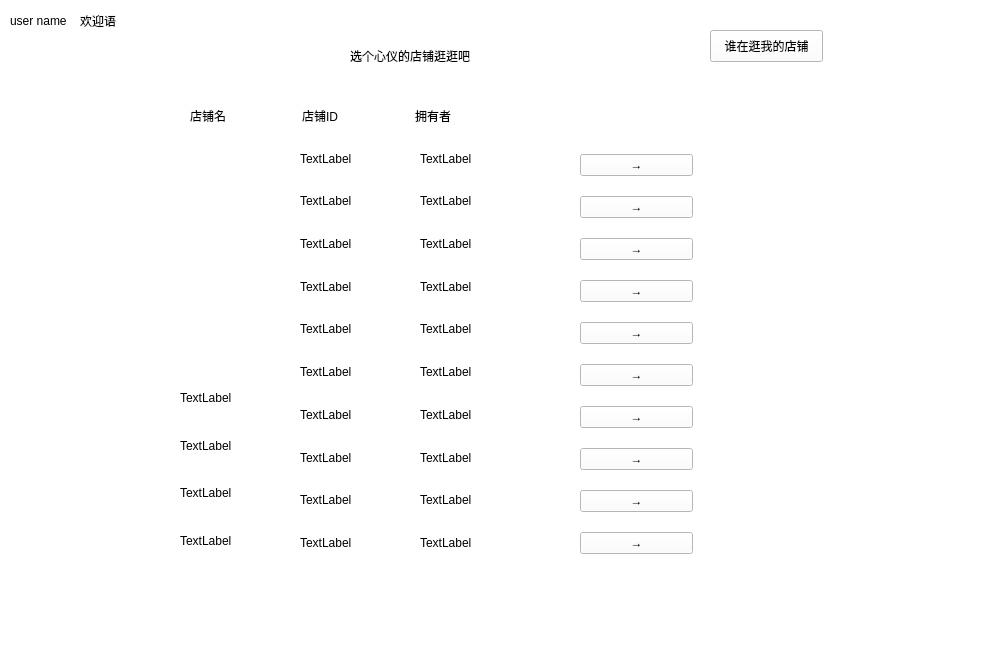
Qt form ui_shoplist.ui (radical13/shop_pyqt) before a commit.
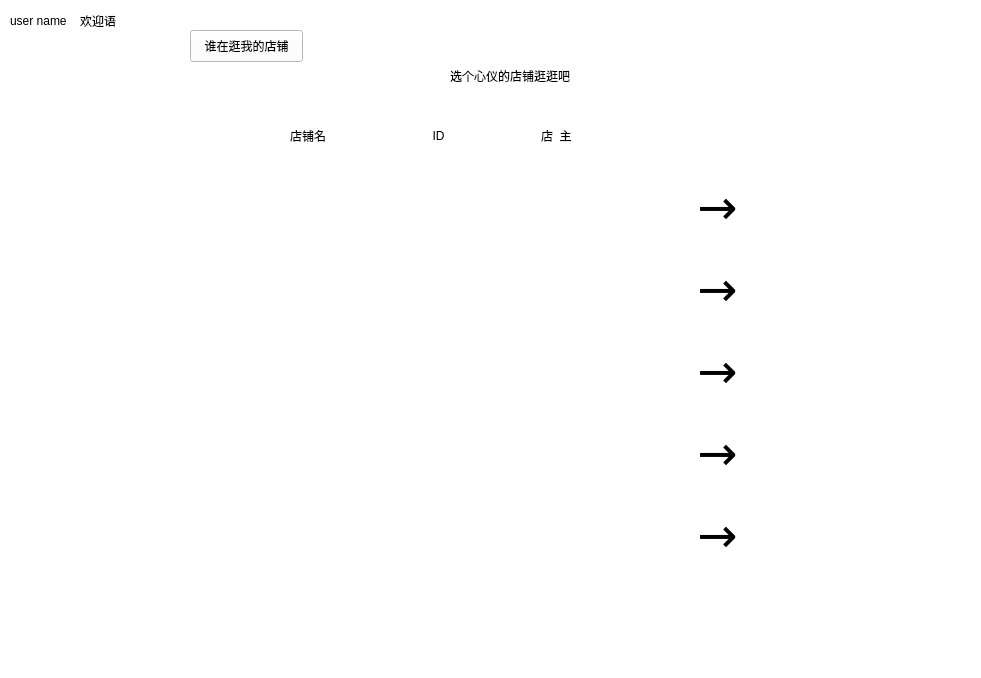
The same form after that commit.

What changed in the file:
```diff
--- a/ui_shoplist.ui
+++ b/ui_shoplist.ui
@@ -7,7 +7,7 @@
     <x>0</x>
     <y>0</y>
     <width>981</width>
-    <height>646</height>
+    <height>678</height>
    </rect>
   </property>
   <property name="windowTitle">
@@ -20,8 +20,8 @@
   <widget class="QLabel" name="label">
    <property name="geometry">
     <rect>
-     <x>350</x>
-     <y>20</y>
+     <x>450</x>
+     <y>40</y>
      <width>131</width>
      <height>71</height>
     </rect>
@@ -59,7 +59,7 @@
   <widget class="QPushButton" name="pushButton_9">
    <property name="geometry">
     <rect>
-     <x>710</x>
+     <x>190</x>
      <y>30</y>
      <width>113</width>
      <height>32</height>
@@ -72,18 +72,27 @@
   <widget class="QWidget" name="layoutWidget">
    <property name="geometry">
     <rect>
-     <x>180</x>
-     <y>140</y>
-     <width>77</width>
+     <x>280</x>
+     <y>160</y>
+     <width>101</width>
      <height>421</height>
     </rect>
    </property>
    <layout class="QVBoxLayout" name="verticalLayout_2">
     <item>
      <widget class="QLabel" name="shop_name_1">
+      <property name="styleSheet">
+       <string notr="true">font: 14pt &quot;Heiti SC&quot;;
+
+
+</string>
+      </property>
       <property name="text">
        <string/>
       </property>
+      <property name="alignment">
+       <set>Qt::AlignCenter</set>
+      </property>
      </widget>
     </item>
     <item>
@@ -91,6 +100,9 @@
       <property name="text">
        <string/>
       </property>
+      <property name="alignment">
+       <set>Qt::AlignCenter</set>
+      </property>
      </widget>
     </item>
     <item>
@@ -98,6 +110,9 @@
       <property name="text">
        <string/>
       </property>
+      <property name="alignment">
+       <set>Qt::AlignCenter</set>
+      </property>
      </widget>
     </item>
     <item>
@@ -105,40 +120,22 @@
       <property name="text">
        <string/>
       </property>
+      <property name="alignment">
+       <set>Qt::AlignCenter</set>
+      </property>
      </widget>
     </item>
     <item>
      <widget class="QLabel" name="shop_name_4">
+      <property name="styleSheet">
+       <string notr="true">font: 14pt &quot;Heiti SC&quot;;
+</string>
+      </property>
       <property name="text">
        <string/>
       </property>
-     </widget>
-    </item>
-    <item>
-     <widget class="QLabel" name="shop_name_6">
-      <property name="text">
-       <string>TextLabel</string>
-      </property>
-     </widget>
-    </item>
-    <item>
-     <widget class="QLabel" name="shop_name_7">
-      <property name="text">
-       <string>TextLabel</string>
-      </property>
-     </widget>
-    </item>
-    <item>
-     <widget class="QLabel" name="shop_name_8">
-      <property name="text">
-       <string>TextLabel</string>
-      </property>
-     </widget>
-    </item>
-    <item>
-     <widget class="QLabel" name="shop_name_9">
-      <property name="text">
-       <string>TextLabel</string>
+      <property name="alignment">
+       <set>Qt::AlignCenter</set>
       </property>
      </widget>
     </item>
@@ -147,80 +144,63 @@
   <widget class="QWidget" name="layoutWidget">
    <property name="geometry">
     <rect>
-     <x>300</x>
-     <y>140</y>
-     <width>62</width>
+     <x>410</x>
+     <y>160</y>
+     <width>91</width>
      <height>421</height>
     </rect>
    </property>
    <layout class="QVBoxLayout" name="verticalLayout_3">
     <item>
      <widget class="QLabel" name="shop_id_1">
+      <property name="styleSheet">
+       <string notr="true">font: 14pt &quot;Heiti SC&quot;;</string>
+      </property>
       <property name="text">
-       <string>TextLabel</string>
+       <string/>
+      </property>
+      <property name="alignment">
+       <set>Qt::AlignCenter</set>
       </property>
      </widget>
     </item>
     <item>
      <widget class="QLabel" name="shop_id_2">
       <property name="text">
-       <string>TextLabel</string>
+       <string/>
+      </property>
+      <property name="alignment">
+       <set>Qt::AlignCenter</set>
       </property>
      </widget>
     </item>
     <item>
      <widget class="QLabel" name="shop_id_3">
       <property name="text">
-       <string>TextLabel</string>
+       <string/>
+      </property>
+      <property name="alignment">
+       <set>Qt::AlignCenter</set>
       </property>
      </widget>
     </item>
     <item>
      <widget class="QLabel" name="shop_id_4">
       <property name="text">
-       <string>TextLabel</string>
+       <string/>
+      </property>
+      <property name="alignment">
+       <set>Qt::AlignCenter</set>
       </property>
      </widget>
     </item>
     <item>
      <widget class="QLabel" name="shop_id_5">
       <property name="text">
-       <string>TextLabel</string>
+       <string/>
       </property>
-     </widget>
-    </item>
-    <item>
-     <widget class="QLabel" name="shop_id_6">
-      <property name="text">
-       <string>TextLabel</string>
-      </property>
-     </widget>
-    </item>
-    <item>
-     <widget class="QLabel" name="shop_id_7">
-      <property name="text">
-       <string>TextLabel</string>
-      </property>
-     </widget>
-    </item>
-    <item>
-     <widget class="QLabel" name="shop_id_8">
-      <property name="text">
-       <string>TextLabel</string>
-      </property>
-     </widget>
-    </item>
-    <item>
-     <widget class="QLabel" name="shop_id_9">
-      <property name="text">
-       <string>TextLabel</string>
-      </property>
-     </widget>
-    </item>
-    <item>
-     <widget class="QLabel" name="shop_id_10">
-      <property name="text">
-       <string>TextLabel</string>
+      <property name="alignment">
+       <set>Qt::AlignCenter</set>
       </property>
      </widget>
     </item>
@@ -229,80 +209,63 @@
   <widget class="QWidget" name="layoutWidget">
    <property name="geometry">
     <rect>
-     <x>420</x>
-     <y>140</y>
-     <width>62</width>
+     <x>520</x>
+     <y>160</y>
+     <width>101</width>
      <height>421</height>
     </rect>
    </property>
    <layout class="QVBoxLayout" name="verticalLayout_4">
+    <item>
+     <widget class="QLabel" name="shop_owner_1">
+      <property name="text">
+       <string/>
+      </property>
+      <property name="alignment">
+       <set>Qt::AlignCenter</set>
+      </property>
+     </widget>
+    </item>
     <item>
      <widget class="QLabel" name="shop_owner_2">
       <property name="text">
-       <string>TextLabel</string>
+       <string/>
       </property>
-     </widget>
-    </item>
-    <item>
-     <widget class="QLabel" name="shop_owner_6">
-      <property name="text">
-       <string>TextLabel</string>
+      <property name="alignment">
+       <set>Qt::AlignCenter</set>
       </property>
      </widget>
     </item>
     <item>
      <widget class="QLabel" name="shop_owner_3">
       <property name="text">
-       <string>TextLabel</string>
+       <string/>
+      </property>
+      <property name="alignment">
+       <set>Qt::AlignCenter</set>
       </property>
      </widget>
     </item>
     <item>
      <widget class="QLabel" name="shop_owner_4">
       <property name="text">
-       <string>TextLabel</string>
+       <string/>
+      </property>
+      <property name="alignment">
+       <set>Qt::AlignCenter</set>
       </property>
      </widget>
     </item>
     <item>
      <widget class="QLabel" name="shop_owner_5">
-      <property name="text">
-       <string>TextLabel</string>
+      <property name="styleSheet">
+       <string notr="true">font: 14pt &quot;Heiti SC&quot;;</string>
       </property>
-     </widget>
-    </item>
-    <item>
-     <widget class="QLabel" name="shop_owner_7">
       <property name="text">
-       <string>TextLabel</string>
+       <string/>
       </property>
-     </widget>
-    </item>
-    <item>
-     <widget class="QLabel" name="shop_owner_8">
-      <property name="text">
-       <string>TextLabel</string>
-      </property>
-     </widget>
-    </item>
-    <item>
-     <widget class="QLabel" name="shop_owner_9">
-      <property name="text">
-       <string>TextLabel</string>
-      </property>
-     </widget>
-    </item>
-    <item>
-     <widget class="QLabel" name="shop_owner_10">
-      <property name="text">
-       <string>TextLabel</string>
-      </property>
-     </widget>
-    </item>
-    <item>
-     <widget class="QLabel" name="shop_owner_11">
-      <property name="text">
-       <string>TextLabel</string>
+      <property name="alignment">
+       <set>Qt::AlignCenter</set>
       </property>
      </widget>
     </item>
@@ -311,15 +274,40 @@
   <widget class="QWidget" name="layoutWidget">
    <property name="geometry">
     <rect>
-     <x>580</x>
-     <y>140</y>
-     <width>113</width>
-     <height>431</height>
+     <x>680</x>
+     <y>160</y>
+     <width>75</width>
+     <height>421</height>
     </rect>
    </property>
    <layout class="QVBoxLayout" name="verticalLayout">
     <item>
      <widget class="QPushButton" name="enter_shop_1">
+      <property name="styleSheet">
+       <string notr="true">
+QPushButton#enter_shop_1
+{
+    font:36pt,black;
+    background-color:white;
+    border-radius:5px;
+}
+
+QPushButton#enter_shop_1:hover
+{
+   font:36pt,rgb(0, 172, 230);
+    background-color:white;
+}
+
+QPushButton#enter_shop_1:pressed
+{
+   font:36pt,rgb(0, 172, 230);
+    background-color:white;
+    padding-left:3px;
+    padding-top:3px;
+}
+
+</string>
+      </property>
       <property name="text">
        <string>→</string>
       </property>
@@ -327,6 +315,31 @@
     </item>
     <item>
      <widget class="QPushButton" name="enter_shop_2">
+      <property name="styleSheet">
+       <string notr="true">
+QPushButton#enter_shop_2
+{
+    font:36pt,black;
+    background-color:white;
+    border-radius:5px;
+}
+
+QPushButton#enter_shop_2:hover
+{
+   font:36pt,rgb(0, 172, 230);
+    background-color:white;
+}
+
+QPushButton#enter_shop_2:pressed
+{
+   font:36pt,rgb(0, 172, 230);
+    background-color:white;
+    padding-left:3px;
+    padding-top:3px;
+}
+
+</string>
+      </property>
       <property name="text">
        <string>→</string>
       </property>
@@ -334,6 +347,31 @@
     </item>
     <item>
      <widget class="QPushButton" name="enter_shop_3">
+      <property name="styleSheet">
+       <string notr="true">
+QPushButton#enter_shop_3
+{
+    font:36pt,black;
+    background-color:white;
+    border-radius:5px;
+}
+
+QPushButton#enter_shop_3:hover
+{
+   font:36pt,rgb(0, 172, 230);
+    background-color:white;
+}
+
+QPushButton#enter_shop_3:pressed
+{
+   font:36pt,rgb(0, 172, 230);
+    background-color:white;
+    padding-left:3px;
+    padding-top:3px;
+}
+
+</string>
+      </property>
       <property name="text">
        <string>→</string>
       </property>
@@ -341,6 +379,31 @@
     </item>
     <item>
      <widget class="QPushButton" name="enter_shop_4">
+      <property name="styleSheet">
+       <string notr="true">
+QPushButton#enter_shop_4
+{
+    font:36pt,black;
+    background-color:white;
+    border-radius:5px;
+}
+
+QPushButton#enter_shop_4:hover
+{
+   font:36pt,rgb(0, 172, 230);
+    background-color:white;
+}
+
+QPushButton#enter_shop_4:pressed
+{
+   font:36pt,rgb(0, 172, 230);
+    background-color:white;
+    padding-left:3px;
+    padding-top:3px;
+}
+
+</string>
+      </property>
       <property name="text">
        <string>→</string>
       </property>
@@ -348,41 +411,31 @@
     </item>
     <item>
      <widget class="QPushButton" name="enter_shop_5">
-      <property name="text">
-       <string>→</string>
+      <property name="styleSheet">
+       <string notr="true">
+QPushButton#enter_shop_5
+{
+    font:36pt,black;
+    background-color:white;
+    border-radius:5px;
+}
+
+QPushButton#enter_shop_5:hover
+{
+   font:36pt,rgb(0, 172, 230);
+    background-color:white;
+}
+
+QPushButton#enter_shop_5:pressed
+{
+   font:36pt,rgb(0, 172, 230);
+    background-color:white;
+    padding-left:3px;
+    padding-top:3px;
+}
+
+</string>
       </property>
-     </widget>
-    </item>
-    <item>
-     <widget class="QPushButton" name="enter_shop_6">
-      <property name="text">
-       <string>→</string>
-      </property>
-     </widget>
-    </item>
-    <item>
-     <widget class="QPushButton" name="enter_shop_7">
-      <property name="text">
-       <string>→</string>
-      </property>
-     </widget>
-    </item>
-    <item>
-     <widget class="QPushButton" name="enter_shop_8">
-      <property name="text">
-       <string>→</string>
-      </property>
-     </widget>
-    </item>
-    <item>
-     <widget class="QPushButton" name="enter_shop_9">
-      <property name="text">
-       <string>→</string>
-      </property>
-     </widget>
-    </item>
-    <item>
-     <widget class="QPushButton" name="enter_shop_10">
       <property name="text">
        <string>→</string>
       </property>
@@ -390,12 +443,12 @@
     </item>
    </layout>
   </widget>
-  <widget class="QWidget" name="">
+  <widget class="QWidget" name="layoutWidget">
    <property name="geometry">
     <rect>
-     <x>190</x>
-     <y>100</y>
-     <width>331</width>
+     <x>290</x>
+     <y>120</y>
+     <width>371</width>
      <height>31</height>
     </rect>
    </property>
@@ -416,7 +469,7 @@
        <string notr="true">font: 75 20pt &quot;Heiti SC&quot;;</string>
       </property>
       <property name="text">
-       <string>店铺ID</string>
+       <string>     ID</string>
       </property>
      </widget>
     </item>
@@ -426,7 +479,7 @@
        <string notr="true">font: 75 20pt &quot;Heiti SC&quot;;</string>
       </property>
       <property name="text">
-       <string>拥有者</string>
+       <string>店  主</string>
       </property>
      </widget>
     </item>
```
